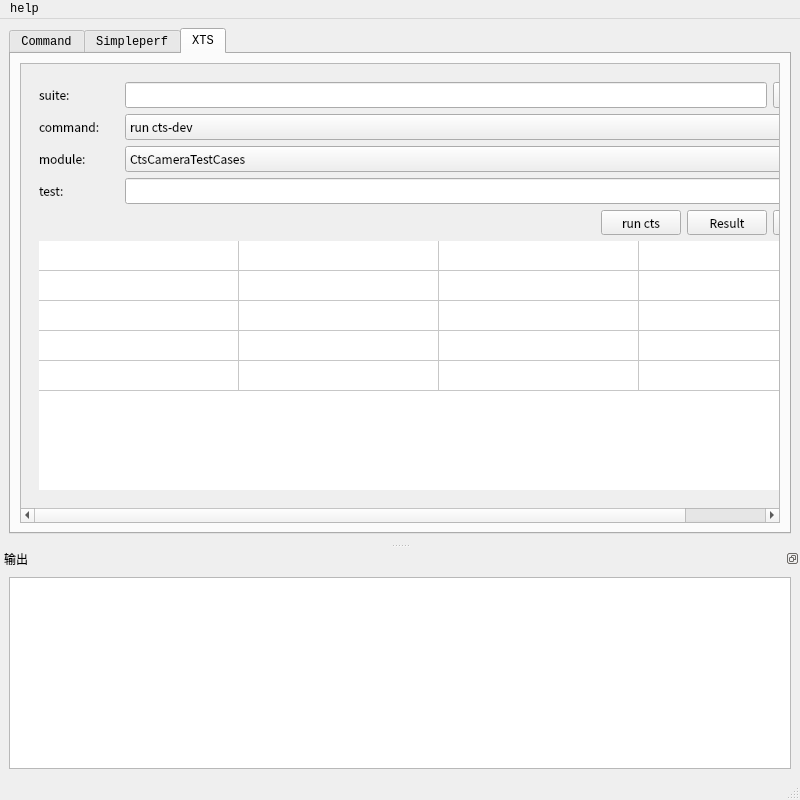
The window that mainwindow.ui (zuoVision/Qt) describes before a commit, drawn with Qt 5.
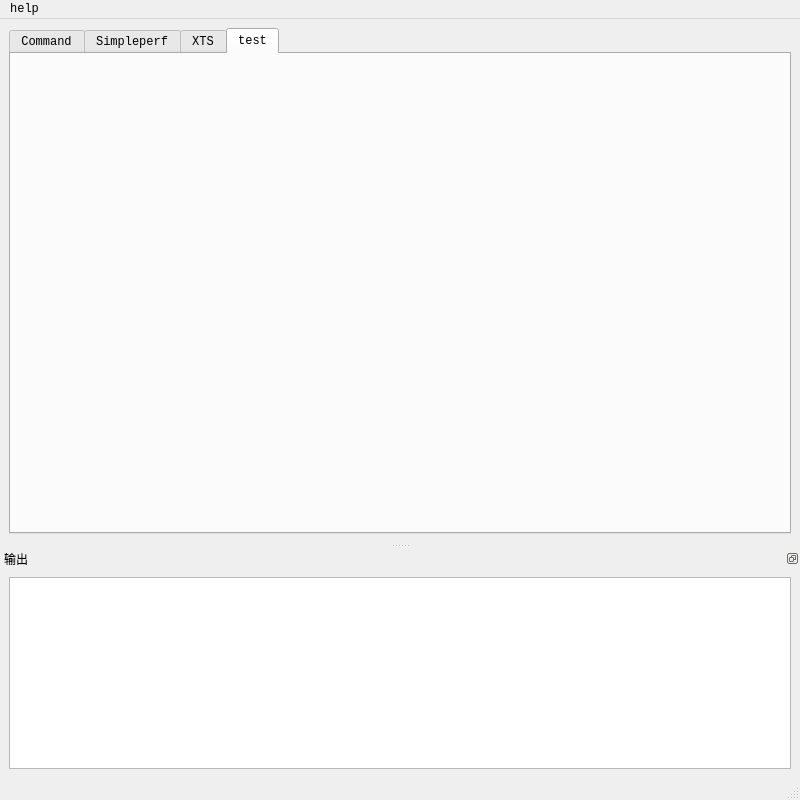
The same window after the commit.

What changed in the file:
```diff
--- a/mainwindow.ui
+++ b/mainwindow.ui
@@ -49,7 +49,7 @@
        <enum>QTabWidget::Rounded</enum>
       </property>
       <property name="currentIndex">
-       <number>2</number>
+       <number>3</number>
       </property>
       <property name="tabsClosable">
        <bool>false</bool>
@@ -997,6 +997,12 @@
         </item>
        </layout>
       </widget>
+      <widget class="QWidget" name="tab_test">
+       <attribute name="title">
+        <string>test</string>
+       </attribute>
+       <layout class="QGridLayout" name="gridLayout_15"/>
+      </widget>
      </widget>
     </item>
    </layout>
```
